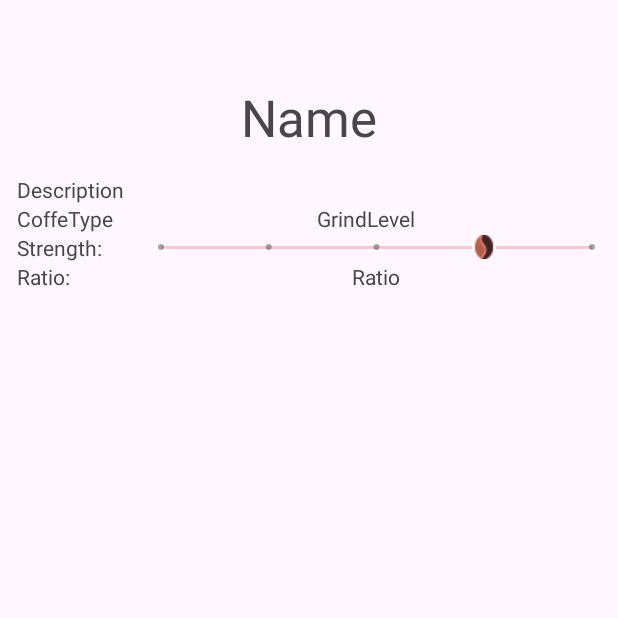
After one commit to MatiPardoE/CursoAndroid, an Android app: the fragment CoffeeRecipeDetailFragment placed in its activity, on a phone screen of 412 x 824 dp, the top half of it. The commit adds this screen. Run offline under Robolectric (Android 15) with nearby library versions, the phone set to English and light mode, and no system bars; 7 statements that could not run were skipped.

Commit message:
Nueva Pantalla de Detalle con SeekBar

```diff
--- a/LogInApp/app/src/main/java/com/example/loginapp/adapters/CoffeeRecipeAdapter.kt
+++ b/LogInApp/app/src/main/java/com/example/loginapp/adapters/CoffeeRecipeAdapter.kt
@@ -11,7 +11,11 @@ import com.example.loginapp.entities.CoffeeRecipe
 import com.example.loginapp.R
 
 
-class CoffeeRecipeAdapter(private val list: List<CoffeeRecipe>) : RecyclerView.Adapter<CoffeeRecipeAdapter.ViewHolder>() {
+class CoffeeRecipeAdapter(
+    private val list: List<CoffeeRecipe>,
+    private val onItemClick: (CoffeeRecipe) -> Unit
+) :
+    RecyclerView.Adapter<CoffeeRecipeAdapter.ViewHolder>() {
 
     override fun onCreateViewHolder(parent: ViewGroup, viewType: Int): ViewHolder {
         //Inflo a la vista, el layout item.
@@ -27,6 +31,9 @@ class CoffeeRecipeAdapter(private val list: List<CoffeeRecipe>) : RecyclerView.A
         //Uno la vista con la lista por eso llamo la funcion holder.bind
         val coffeeRecipe = list[position]
         holder.bind(coffeeRecipe)
+        holder.setOnclickListener{
+            onItemClick(coffeeRecipe)
+        }
     }
 
     inner class ViewHolder(private val v: View) : RecyclerView.ViewHolder(v){
@@ -54,5 +61,11 @@ class CoffeeRecipeAdapter(private val list: List<CoffeeRecipe>) : RecyclerView.A
             if (coffeeRecipe.strength < 2) imgStrength2.setImageResource(R.drawable.granovacio)
             if (coffeeRecipe.strength < 1) imgStrength1.setImageResource(R.drawable.granovacio)
         }
+
+        fun setOnclickListener(onClick: ()->Unit){
+            v.setOnClickListener{
+                onClick()
+            }
+        }
     }
 }
--- a/LogInApp/app/src/main/java/com/example/loginapp/entities/CoffeeRecipe.kt
+++ b/LogInApp/app/src/main/java/com/example/loginapp/entities/CoffeeRecipe.kt
@@ -1,4 +1,9 @@
 package com.example.loginapp.entities
+
+import android.os.Parcelable
+import kotlinx.parcelize.Parcelize
+
+@Parcelize
 data class CoffeeRecipe(
     val name: String,
     val description: String,
@@ -7,9 +12,10 @@ data class CoffeeRecipe(
     val coffeeToWaterRatio: Double,
     val strength: Int,
     val waterAmountTimePairs: List<WaterAmountTimePair>
-)
+) : Parcelable
 
+@Parcelize
 data class WaterAmountTimePair(
     val waterAmount: Double, // en mililitros
     val brewTime: Int // en segundos
-)
+):Parcelable
--- a/LogInApp/app/src/main/java/com/example/loginapp/entities/prueba.kt
+++ /dev/null
@@ -1,5 +0,0 @@
-package com.example.loginapp.entities
-
-data class prueba(
-    val name : String
-)
--- /dev/null
+++ b/LogInApp/app/src/main/java/com/example/loginapp/fragments/CoffeeRecipeDetailFragment.kt
@@ -0,0 +1,61 @@
+package com.example.loginapp.fragments
+
+import android.content.Context
+import androidx.lifecycle.ViewModelProvider
+import android.os.Bundle
+import androidx.fragment.app.Fragment
+import android.view.LayoutInflater
+import android.view.View
+import android.view.ViewGroup
+import android.widget.ListView
+import android.widget.SeekBar
+import android.widget.TextView
+import androidx.core.content.ContextCompat
+import androidx.navigation.fragment.navArgs
+import com.example.loginapp.R
+
+class CoffeeRecipeDetailFragment : Fragment() {
+
+    lateinit var v : View
+    lateinit var txtNameCoffeeRecipe : TextView
+    lateinit var textDescriptionCoffeeRecipe : TextView
+    lateinit var textCoffeeType : TextView
+    lateinit var textGrindLevel : TextView
+    lateinit var seekBarStrength : SeekBar
+    lateinit var textRatio : TextView
+    lateinit var listWater_Time : ListView
+    private val args : CoffeeRecipeDetailFragmentArgs by navArgs()
+    override fun onCreateView(
+        inflater: LayoutInflater, container: ViewGroup?,
+        savedInstanceState: Bundle?
+    ): View {
+        v = inflater.inflate(R.layout.fragment_coffee_recipe_detail, container, false)
+
+        txtNameCoffeeRecipe = v.findViewById(R.id.txtNameCoffeeRecipe)
+        textDescriptionCoffeeRecipe = v.findViewById(R.id.textDescriptionCoffeeRecipe)
+        textCoffeeType = v.findViewById(R.id.textCoffeeType)
+        textDescriptionCoffeeRecipe = v.findViewById(R.id.textDescriptionCoffeeRecipe)
+        textGrindLevel = v.findViewById(R.id.textGrindLevel)
+        textRatio = v.findViewById(R.id.textRatio)
+        seekBarStrength = v.findViewById(R.id.seekBarStrength)
+        listWater_Time = v.findViewById(R.id.listWater_Time)
+
+        seekBarStrength.isEnabled = false
+        return v
+    }
+
+    override fun onStart() {
+        super.onStart()
+        txtNameCoffeeRecipe.text = args.coffeeRecipe.name
+        textDescriptionCoffeeRecipe.text = "Description: " + args.coffeeRecipe.description
+        textCoffeeType.text = "Coffee Type: " + args.coffeeRecipe.coffeeType
+        textGrindLevel.text = "Grind Level: " + args.coffeeRecipe.grindLevel
+        seekBarStrength.progress = args.coffeeRecipe.strength-1
+        textRatio.text = "1 : " + String.format("%.3f", 1.0 / args.coffeeRecipe.coffeeToWaterRatio).toFloat().toString()
+
+        //TODO: Agregar un nuevo Recycled view para agregar los pasos
+
+    }
+
+
+}
--- /dev/null
+++ b/LogInApp/app/src/main/java/com/example/loginapp/fragments/CoffeeRecipeDetailViewModel.kt
@@ -0,0 +1,7 @@
+package com.example.loginapp.fragments
+
+import androidx.lifecycle.ViewModel
+
+class CoffeeRecipeDetailViewModel : ViewModel() {
+    // TODO: Implement the ViewModel
+}
--- a/LogInApp/app/src/main/java/com/example/loginapp/fragments/CoffeeRecipeFragment.kt
+++ b/LogInApp/app/src/main/java/com/example/loginapp/fragments/CoffeeRecipeFragment.kt
@@ -1,10 +1,12 @@
 package com.example.loginapp.fragments
 
 import android.os.Bundle
+import android.util.Log
 import androidx.fragment.app.Fragment
 import android.view.LayoutInflater
 import android.view.View
 import android.view.ViewGroup
+import androidx.navigation.fragment.findNavController
 import androidx.recyclerview.widget.LinearLayoutManager
 import androidx.recyclerview.widget.RecyclerView
 import com.example.loginapp.R
@@ -155,11 +157,20 @@ class CoffeeRecipeFragment : Fragment() {
 
         rvCoffeeRecipe = v.findViewById(R.id.rvCoffeeRecipe)
 
-        val adapter = CoffeeRecipeAdapter(coffeeRecipeList)
+        //Estoy enviando al constructor del adapter una funcion anonima se lllama Lambda
+        val adapter = CoffeeRecipeAdapter(coffeeRecipeList,::onCoffeeRecipeClicked)
+
         rvCoffeeRecipe.adapter = adapter
 
         rvCoffeeRecipe.layoutManager = LinearLayoutManager(context)
 
     }
 
+    private fun onCoffeeRecipeClicked(coffeeRecipe: CoffeeRecipe){
+        Log.d("Debug","Name: ${coffeeRecipe.name}")
+        val action = CoffeeRecipeFragmentDirections.actionCoffeeRecipeFragmentToCoffeeRecipeDetailFragment(coffeeRecipe)
+        findNavController().navigate(action)
+
+    }
+
 }
--- a/LogInApp/app/src/main/res/layout/coffee_recipe_item.xml
+++ b/LogInApp/app/src/main/res/layout/coffee_recipe_item.xml
@@ -1,8 +1,9 @@
 <?xml version="1.0" encoding="utf-8"?>
 <androidx.constraintlayout.widget.ConstraintLayout xmlns:android="http://schemas.android.com/apk/res/android"
     xmlns:tools="http://schemas.android.com/tools"
+    android:background="?android:attr/selectableItemBackground"
     android:layout_width="match_parent"
-    android:layout_height="120dp"
+    android:layout_height="80dp"
     xmlns:app="http://schemas.android.com/apk/res-auto">
 
     <TextView
@@ -10,6 +11,7 @@
         android:layout_width="wrap_content"
         android:layout_height="wrap_content"
         android:text="TextView"
+        android:textAppearance="@style/TextAppearance.AppCompat.Large"
         app:layout_constraintBottom_toBottomOf="parent"
         app:layout_constraintEnd_toEndOf="parent"
         app:layout_constraintStart_toEndOf="@id/imageViewGrano5"
--- /dev/null
+++ b/LogInApp/app/src/main/res/layout/fragment_coffee_recipe_detail.xml
@@ -0,0 +1,108 @@
+<?xml version="1.0" encoding="utf-8"?>
+<androidx.constraintlayout.widget.ConstraintLayout xmlns:android="http://schemas.android.com/apk/res/android"
+    xmlns:app="http://schemas.android.com/apk/res-auto"
+    xmlns:tools="http://schemas.android.com/tools"
+    android:id="@+id/frameLayout3"
+    android:layout_width="match_parent"
+    android:layout_height="match_parent"
+    android:outlineAmbientShadowColor="#00BCD4"
+    android:outlineSpotShadowColor="#4CAF50"
+    tools:context=".fragments.CoffeeRecipeDetailFragment">
+
+    <TextView
+        android:id="@+id/txtNameCoffeeRecipe"
+        android:layout_width="0dp"
+        android:layout_height="wrap_content"
+        android:layout_marginTop="8dp"
+        android:text="Name"
+        android:textAlignment="center"
+        android:textAppearance="@style/TextAppearance.AppCompat.Display1"
+        app:layout_constraintEnd_toEndOf="parent"
+        app:layout_constraintStart_toStartOf="parent"
+        app:layout_constraintTop_toTopOf="parent" />
+
+    <TextView
+        android:id="@+id/textDescriptionCoffeeRecipe"
+        android:layout_width="0dp"
+        android:layout_height="wrap_content"
+        android:layout_marginStart="10dp"
+        android:layout_marginTop="16dp"
+        android:text="Description"
+        app:layout_constraintEnd_toEndOf="parent"
+        app:layout_constraintStart_toStartOf="parent"
+        app:layout_constraintTop_toBottomOf="@+id/txtNameCoffeeRecipe" />
+
+    <TextView
+        android:id="@+id/textCoffeeType"
+        android:layout_width="0dp"
+        android:layout_height="wrap_content"
+        android:layout_marginStart="10dp"
+        android:text="CoffeType"
+        app:layout_constraintEnd_toStartOf="@id/textGrindLevel"
+        app:layout_constraintStart_toStartOf="parent"
+        app:layout_constraintTop_toBottomOf="@+id/textDescriptionCoffeeRecipe" />
+
+    <TextView
+        android:id="@+id/textGrindLevel"
+        android:layout_width="0dp"
+        android:layout_height="wrap_content"
+        android:text="GrindLevel"
+        app:layout_constraintEnd_toEndOf="parent"
+        app:layout_constraintStart_toEndOf="@+id/textCoffeeType"
+        app:layout_constraintTop_toBottomOf="@+id/textDescriptionCoffeeRecipe" />
+
+    <SeekBar
+        android:id="@+id/seekBarStrength"
+        style="@android:style/Widget.Material.SeekBar.Discrete"
+        android:layout_width="0dp"
+        android:layout_height="0dp"
+        android:clickable="false"
+        android:max="4"
+        android:progress="3"
+        android:progressBackgroundTint="#F44336"
+        android:thumb="@drawable/granocolorchico"
+        app:layout_constraintBottom_toBottomOf="@+id/textStrength"
+        app:layout_constraintEnd_toEndOf="parent"
+        app:layout_constraintStart_toEndOf="@+id/textStrength"
+        app:layout_constraintTop_toTopOf="@+id/textStrength" />
+
+    <TextView
+        android:id="@+id/textStrength"
+        android:layout_width="80dp"
+        android:layout_height="wrap_content"
+        android:layout_marginStart="10dp"
+        android:text="Strength:"
+        app:layout_constraintEnd_toStartOf="@id/seekBarStrength"
+        app:layout_constraintStart_toStartOf="parent"
+        app:layout_constraintTop_toBottomOf="@+id/textCoffeeType" />
+
+    <TextView
+        android:id="@+id/textRatioTitle"
+        android:layout_width="80dp"
+        android:layout_height="wrap_content"
+        android:layout_marginStart="10dp"
+        android:text="Ratio:"
+        app:layout_constraintEnd_toStartOf="@+id/seekBarStrength"
+        app:layout_constraintStart_toStartOf="parent"
+        app:layout_constraintTop_toBottomOf="@+id/textStrength" />
+
+    <TextView
+        android:id="@+id/textRatio"
+        android:layout_width="0dp"
+        android:layout_height="wrap_content"
+        android:text="Ratio"
+        android:textAlignment="center"
+        app:layout_constraintEnd_toEndOf="parent"
+        app:layout_constraintStart_toEndOf="@+id/textRatioTitle"
+        app:layout_constraintTop_toBottomOf="@+id/seekBarStrength" />
+
+    <ListView
+        android:id="@+id/listWater_Time"
+        android:layout_width="0dp"
+        android:layout_height="0dp"
+        android:layout_marginStart="10dp"
+        app:layout_constraintBottom_toBottomOf="parent"
+        app:layout_constraintEnd_toEndOf="parent"
+        app:layout_constraintStart_toStartOf="parent"
+        app:layout_constraintTop_toBottomOf="@+id/textRatio" />
+</androidx.constraintlayout.widget.ConstraintLayout>
--- a/LogInApp/app/src/main/res/navigation/main_navgraph.xml
+++ b/LogInApp/app/src/main/res/navigation/main_navgraph.xml
@@ -18,5 +18,18 @@
         android:id="@+id/coffeeRecipeFragment"
         android:name="com.example.loginapp.fragments.CoffeeRecipeFragment"
         android:label="fragment_list_coffee_recipe"
-        tools:layout="@layout/fragment_list_coffee_recipe" />
+        tools:layout="@layout/fragment_list_coffee_recipe" >
+        <action
+            android:id="@+id/action_coffeeRecipeFragment_to_coffeeRecipeDetailFragment"
+            app:destination="@id/coffeeRecipeDetailFragment" />
+    </fragment>
+    <fragment
+        android:id="@+id/coffeeRecipeDetailFragment"
+        android:name="com.example.loginapp.fragments.CoffeeRecipeDetailFragment"
+        android:label="fragment_coffee_recipe_detail"
+        tools:layout="@layout/fragment_coffee_recipe_detail" >
+        <argument
+            android:name="coffeeRecipe"
+            app:argType="com.example.loginapp.entities.CoffeeRecipe" />
+    </fragment>
 </navigation>
```
Also changed, not shown: LogInApp/app/src/main/res/drawable/granocolorchico.png (added), 1 other file.
